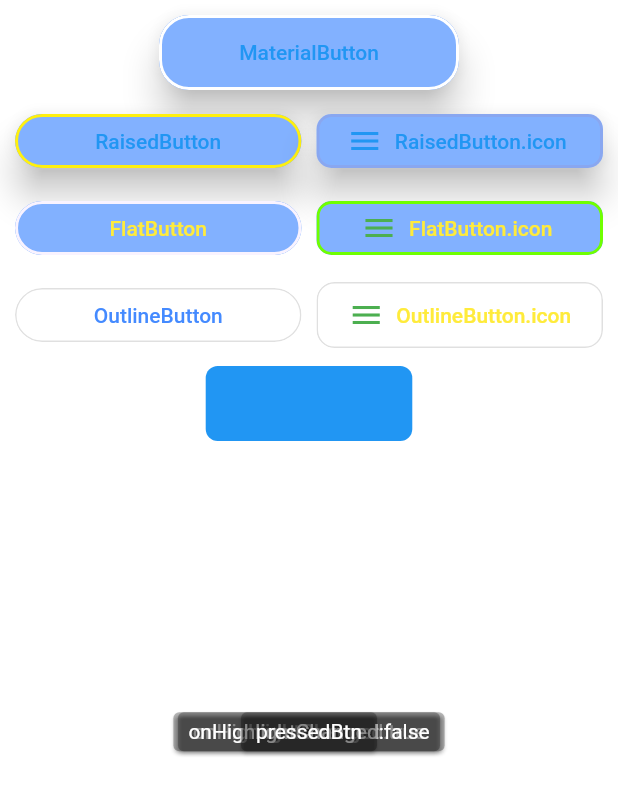
After one commit to lanxuexing/flutter2study, a Flutter app: the screen it shows after launch, after a tap on "MaterialButton", on a phone screen of 412 x 824 dp. The commit adds this screen. Shown: the top 796 px of the screen. Run offline on Flutter 3.47's test engine with Material 2 defaults, Android fonts, the phone set to English and light mode, and no system bars; network calls fail.

Commit message:
feat: botton

```diff
--- a/lib/main.dart
+++ b/lib/main.dart
@@ -1161,9 +1161,30 @@
 /**
  * 35.限制性类型容器布局
  */
+// import 'package:flutter/material.dart';
+// // import 'layout02/constrained_widget.dart';
+// import 'layout02/tabbar_widget.dart';
+
+// void main() => runApp(MyApp());
+
+// class MyApp extends StatelessWidget {
+//   @override
+//   Widget build(BuildContext context) {
+//     return MaterialApp(
+//       title: 'Flutter Liquid Widget Demo',
+//       theme: ThemeData.light(),
+//       // home: ConstrainedWidget(), // constrained_widget.dart
+//       home: TabbarWidget(), // tabbar_widget.dart
+//     );
+//   }
+// }
+
+
+/**
+ * 36.Flutter常用按钮Demo
+ */
 import 'package:flutter/material.dart';
-// import 'layout02/constrained_widget.dart';
-import 'layout02/tabbar_widget.dart';
+import 'widget/button/botton.dart';
 
 void main() => runApp(MyApp());
 
@@ -1173,8 +1194,7 @@ class MyApp extends StatelessWidget {
     return MaterialApp(
       title: 'Flutter Liquid Widget Demo',
       theme: ThemeData.light(),
-      // home: ConstrainedWidget(), // constrained_widget.dart
-      home: TabbarWidget(), // tabbar_widget.dart
+      home: ButtonDemo(), // tabbar_widget.dart
     );
   }
 }
--- /dev/null
+++ b/lib/widget/button/botton.dart
@@ -0,0 +1,363 @@
+import 'dart:async';
+import 'package:flutter/material.dart';
+import 'package:flutter/cupertino.dart';
+
+class ButtonDemo extends StatelessWidget {
+  @override
+  Widget build(BuildContext context) {
+    return getButtons(context);
+  }
+}
+
+Widget getButtons(BuildContext context) {
+  return new Column(children: [
+    SizedBox(height: 10),
+    new Expanded(flex: 0, child: getMaterialButton(context)),
+    SizedBox(height: 10),
+    new Expanded(flex: 0, child: getRaisedButtonRow(context)),
+    SizedBox(height: 10),
+    new Expanded(flex: 0, child: getFlatButtonRow(context)),
+    SizedBox(height: 10),
+    new Expanded(flex: 0, child: getOutlineButtonRow(context)),
+    SizedBox(height: 10),
+    new Expanded(flex: 0, child: getCupertinoButton(context)),
+    SizedBox(height: 10),
+  ]);
+}
+
+Widget getMaterialButton(BuildContext context) {
+  return MaterialButton(
+    key: ValueKey("text"),
+    child: Text("MaterialButton"),
+    onPressed: pressedBtn(context),
+    onHighlightChanged: onHighlightChanged(context),
+    textTheme: ButtonTextTheme.normal,
+    textColor: Colors.blue,
+    disabledTextColor: Colors.red,
+    color: Color(0xFF82B1FF),
+    disabledColor: Colors.grey,
+    highlightColor: Colors.grey,
+    // 按下的背景色
+    splashColor: Colors.green,
+    // 水波纹颜色
+    colorBrightness: Brightness.light,
+    // 主题
+    elevation: 10,
+    highlightElevation: 10,
+    disabledElevation: 10,
+    padding: EdgeInsets.all(10),
+//       MaterialButton shape 子类才起效
+    shape: RoundedRectangleBorder(
+        borderRadius: BorderRadius.all(Radius.circular(20)),
+        side: BorderSide(
+            color: Color(0xFFFFFFFF), style: BorderStyle.solid, width: 2)),
+    clipBehavior: Clip.antiAlias,
+    materialTapTargetSize: MaterialTapTargetSize.padded,
+    animationDuration: Duration(seconds: 1),
+    minWidth: 200,
+    height: 50,
+  );
+}
+
+Widget getRaisedButtonRow(BuildContext context) {
+  return new Row(children: [
+    SizedBox(width: 10),
+    new Expanded(flex: 1, child: getRaisedButton(context)),
+    SizedBox(width: 10),
+    new Expanded(flex: 1, child: getRaisedButtonIcon(context)),
+    SizedBox(width: 10),
+  ]);
+}
+
+Widget getRaisedButton(BuildContext context) {
+  return RaisedButton(
+    child: Text("RaisedButton"),
+    onPressed: pressedBtn(context),
+    onHighlightChanged: onHighlightChanged(context),
+    textTheme: ButtonTextTheme.normal,
+    textColor: Colors.blue,
+    disabledTextColor: Colors.red,
+    color: Color(0xFF82B1FF),
+    disabledColor: Colors.grey,
+    highlightColor: Colors.grey,
+    // 按下的背景色
+    splashColor: Colors.green,
+    // 水波纹颜色
+    colorBrightness: Brightness.light,
+    // 主题
+    elevation: 10,
+    highlightElevation: 10,
+    disabledElevation: 10,
+    padding: EdgeInsets.all(10),
+    // RaisedButton 才起效
+    shape: RoundedRectangleBorder(
+        borderRadius: BorderRadius.all(Radius.circular(20)),
+        side: BorderSide(
+            color: Color(0xFFFFF00F), style: BorderStyle.solid, width: 2)),
+    clipBehavior: Clip.antiAlias,
+    materialTapTargetSize: MaterialTapTargetSize.padded,
+    animationDuration: Duration(seconds: 1),
+//      minWidth: 200,
+//      height: 50,
+  );
+}
+
+Widget getRaisedButtonIcon(BuildContext context) {
+  return RaisedButton.icon(
+    icon: Icon(Icons.menu),
+    label: Text("RaisedButton.icon"),
+    onPressed: pressedBtn(context),
+    onHighlightChanged: onHighlightChanged(context),
+    textTheme: ButtonTextTheme.normal,
+    textColor: Colors.blue,
+    disabledTextColor: Colors.red,
+    color: Color(0xFF82B1FF),
+    disabledColor: Colors.grey,
+    highlightColor: Colors.red,
+    // 按下的背景色
+//      splashColor: Colors.green,// 水波纹颜色
+    colorBrightness: Brightness.light,
+    // 主题
+    elevation: 10,
+    highlightElevation: 10,
+    disabledElevation: 10,
+//      padding: EdgeInsets.all(10),
+    // RaisedButton 才起效
+    shape: RoundedRectangleBorder(
+        borderRadius: BorderRadius.all(Radius.circular(10)),
+        side: BorderSide(
+            color: Color(0xFFF0F00), style: BorderStyle.solid, width: 2)),
+    clipBehavior: Clip.antiAlias,
+    materialTapTargetSize: MaterialTapTargetSize.padded,
+    animationDuration: Duration(seconds: 1),
+//      minWidth: 200,
+//      height: 50,
+  );
+}
+
+Widget getFlatButtonRow(BuildContext context) {
+  return new Row(children: [
+    SizedBox(width: 10),
+    new Expanded(flex: 1, child: getFlatButton(context)),
+    SizedBox(width: 10),
+    new Expanded(flex: 1, child: getFlatButtonIcon(context)),
+    SizedBox(width: 10),
+  ]);
+}
+
+Widget getFlatButton(BuildContext context) {
+  return FlatButton(
+    child: Text("FlatButton"),
+    onPressed: pressedBtn(context),
+    onHighlightChanged: onHighlightChanged(context),
+    textTheme: ButtonTextTheme.normal,
+    textColor: Colors.yellow,
+    disabledTextColor: Colors.red,
+    color: Color(0xFF82B1FF),
+    disabledColor: Colors.grey,
+    highlightColor: Colors.grey,
+    // 按下的背景色
+    splashColor: Colors.transparent,
+    // 水波纹颜色
+    colorBrightness: Brightness.light,
+    // 主题
+//      elevation: 10,
+//      highlightElevation: 10,
+//      disabledElevation: 10,
+    padding: EdgeInsets.all(10),
+//       RaisedButton 才起效
+    shape: RoundedRectangleBorder(
+        borderRadius: BorderRadius.all(Radius.circular(20)),
+        side: BorderSide(
+            color: Color(0xFFF9F3FF), style: BorderStyle.solid, width: 2)),
+    clipBehavior: Clip.antiAlias,
+    materialTapTargetSize: MaterialTapTargetSize.padded,
+//      animationDuration: Duration(seconds:1),
+//      minWidth: 200,
+//      height: 50,
+  );
+}
+
+Widget getFlatButtonIcon(BuildContext context) {
+  return FlatButton.icon(
+    icon: Icon(
+      Icons.menu,
+      color: Colors.green,
+    ),
+    label: Text("FlatButton.icon"),
+    onPressed: pressedBtn(context),
+    onHighlightChanged: onHighlightChanged(context),
+    textTheme: ButtonTextTheme.normal,
+    textColor: Colors.yellow,
+    disabledTextColor: Colors.red,
+    color: Color(0xFF82B1FF),
+    disabledColor: Colors.grey,
+    highlightColor: Colors.red,
+    // 按下的背景色
+    splashColor: Colors.green,
+    // 水波纹颜色
+    colorBrightness: Brightness.light,
+    // 主题
+//      elevation: 10,
+//      highlightElevation: 10,
+//      disabledElevation: 10,
+//      padding: EdgeInsets.all(10),
+    // RaisedButton 才起效
+    shape: RoundedRectangleBorder(
+        borderRadius: BorderRadius.all(Radius.circular(10)),
+        side: BorderSide(
+            color: Color(0xFF6FFF00), style: BorderStyle.solid, width: 2)),
+    clipBehavior: Clip.antiAlias,
+    materialTapTargetSize: MaterialTapTargetSize.padded,
+//      animationDuration: Duration(seconds:1),
+//      minWidth: 200,
+//      height: 50,
+  );
+}
+
+Widget getOutlineButtonRow(BuildContext context) {
+  return new Row(children: [
+    SizedBox(width: 10),
+    new Expanded(flex: 1, child: getOutlineButton(context)),
+    SizedBox(width: 10),
+    new Expanded(flex: 1, child: getOutlineButtonIcon(context)),
+    SizedBox(width: 10),
+  ]);
+}
+
+Widget getOutlineButton(BuildContext context) {
+  return OutlineButton(
+    child: Text("OutlineButton"),
+    onPressed: pressedBtn(context),
+//      onHighlightChanged: onHighlightChanged,
+    textTheme: ButtonTextTheme.accent,
+    textColor: Colors.blueAccent,
+    disabledTextColor: Colors.red,
+    color: Color(0xFF82B1FF),
+//      disabledColor: Colors.grey,
+    highlightColor: Color(0xFF2962FF),
+    // 按下的背景色
+    splashColor: Colors.red,
+    // 水波纹颜色
+//      colorBrightness: Brightness.light,   // 主题
+//      elevation: 10,
+    highlightElevation: 10,
+//      disabledElevation: 10,
+    padding: EdgeInsets.all(10),
+//       RaisedButton 才起效
+    shape: RoundedRectangleBorder(
+        borderRadius: BorderRadius.all(Radius.circular(20)),
+        side: BorderSide(
+            color: Color(0xFFFFFF00), style: BorderStyle.solid, width: 2)),
+    clipBehavior: Clip.antiAlias,
+//      materialTapTargetSize: MaterialTapTargetSize.padded,
+//      animationDuration: Duration(seconds:1),
+//      minWidth: 200,
+//      height: 50,
+  );
+}
+
+Widget getOutlineButtonIcon(BuildContext context) {
+  return OutlineButton.icon(
+    icon: Icon(
+      Icons.menu,
+      color: Colors.green,
+    ),
+    label: Text("OutlineButton.icon"),
+    onPressed: pressedBtn(context),
+//      onHighlightChanged: onHighlightChanged,
+    textTheme: ButtonTextTheme.normal,
+    textColor: Colors.yellow,
+    disabledTextColor: Colors.red,
+    color: Color(0xFF82B1FF),
+//      disabledColor: Colors.grey,
+    highlightColor: Colors.red,
+    // 按下的背景色
+    splashColor: Colors.green,
+    // 水波纹颜色
+//      colorBrightness: Brightness.light,   // 主题
+//      elevation: 10,
+    highlightElevation: 10,
+//      disabledElevation: 10,
+    padding: EdgeInsets.all(10),
+    // RaisedButton 才起效
+    shape: RoundedRectangleBorder(
+      borderRadius: BorderRadius.all(Radius.circular(12)),
+    ),
+    clipBehavior: Clip.antiAlias,
+//      materialTapTargetSize: MaterialTapTargetSize.padded,
+//      animationDuration: Duration(seconds:1),
+//      minWidth: 200,
+//      height: 50,
+  );
+}
+
+Widget getCupertinoButton(BuildContext context) {
+  return CupertinoButton(
+    child: Text("CupertinoButton"),
+    onPressed: pressedBtn(context),
+    color: Colors.blue,
+    disabledColor: Colors.grey,
+    padding: EdgeInsets.all(10),
+    minSize: 50,
+    pressedOpacity: 0.8,
+    borderRadius: BorderRadius.all(Radius.circular(8.0)),
+  );
+}
+
+ValueChanged<bool> onHighlightChanged(BuildContext context) {
+  return (bool b) {
+    showToast(context, "onHighlightChanged:" + b.toString());
+  };
+}
+
+VoidCallback pressedBtn(BuildContext context) {
+  return () {
+    showToast(context, "pressedBtn");
+  };
+}
+
+void showToast(BuildContext context, var msg) async {
+  Widget _buildToastWidget() {
+    return Center(
+      child: Card(
+        color: Colors.black26,
+        child: Padding(
+          padding: EdgeInsets.symmetric(horizontal: 10.0, vertical: 5.0),
+          child: Text(
+            msg,
+            style: TextStyle(
+              fontSize: 14.0,
+              color: Colors.white,
+            ),
+          ),
+        ),
+      ),
+    );
+  }
+
+  //获取OverlayState
+  OverlayState overlayState = Overlay.of(context);
+  //创建OverlayEntry
+  OverlayEntry _overlayEntry = OverlayEntry(
+    //toast靠它加到屏幕上
+    builder: (BuildContext context) => Positioned(
+          //top值，可以改变这个值来改变toast在屏幕中的位置
+          top: MediaQuery.of(context).size.height * 4 / 7,
+          child: Container(
+            alignment: Alignment.center,
+            width: MediaQuery.of(context).size.width,
+            child: Padding(
+              padding: EdgeInsets.symmetric(horizontal: 80.0),
+              child: _buildToastWidget(),
+            ),
+          ),
+        ),
+  );
+  //显示到屏幕上。
+  overlayState.insert(_overlayEntry);
+  //等待2秒
+  await Future.delayed(Duration(seconds: 2));
+  //移除
+  _overlayEntry.remove();
+}
```
